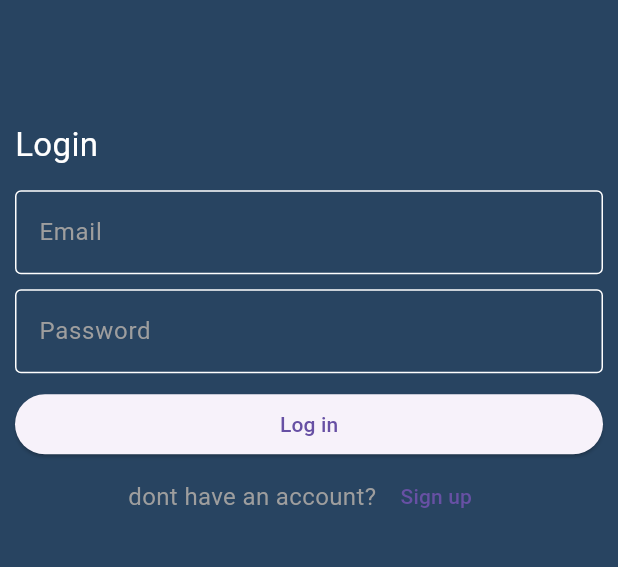
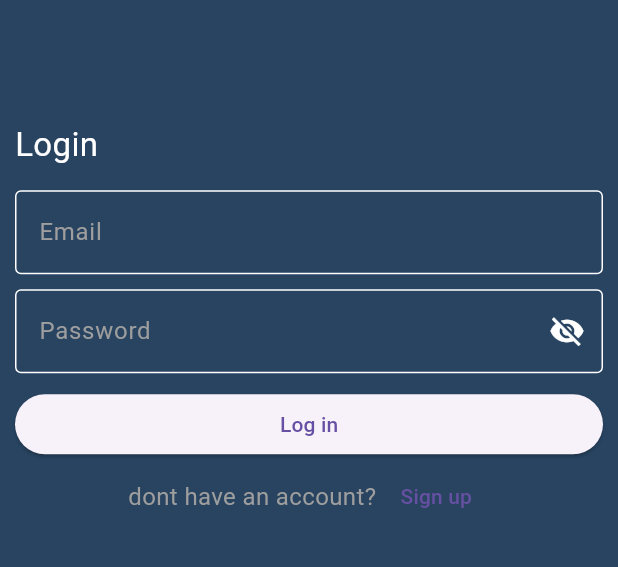
Before and after one commit to mostafa9011/chat-app, a Flutter app: the screen it shows after launch, on a phone screen of 412 x 824 dp, the part 341-908 px from its top. Run offline on Flutter 3.47's test engine with Material 3 defaults, Android fonts, the phone set to English and light mode, and no system bars; drawn by our look-alikes of modal_progress_hud_nsn; our stand-ins replace cloud_firestore, firebase_auth, firebase_core; accounts and stored records are empty.

Commit message:
finish app

```diff
--- /dev/null
+++ b/lib/constants.dart
@@ -0,0 +1,5 @@
+import 'package:flutter/material.dart';
+
+Color kPrimaryColor=const Color(0xff284461);
+String kImage='assets/images/scholar.png';
+String kmessagesCollection='messages';
--- /dev/null
+++ b/lib/fire_store.dart
@@ -0,0 +1,3 @@
+import 'package:cloud_firestore/cloud_firestore.dart';
+
+FirebaseFirestore db = FirebaseFirestore.instance;
--- a/lib/main.dart
+++ b/lib/main.dart
@@ -1,5 +1,5 @@
 import 'package:facebook_task/firebase_options.dart';
-import 'package:facebook_task/pages/home_page.dart';
+import 'package:facebook_task/pages/caht_page.dart';
 import 'package:facebook_task/pages/login_page.dart';
 import 'package:facebook_task/pages/signup_pages.dart';
 import 'package:firebase_core/firebase_core.dart';
@@ -23,7 +23,7 @@ class ChatApp extends StatelessWidget {
       routes: {
         LoginPage.id: (context) => const LoginPage(),
         SignupPage.id: (context) => const SignupPage(),
-        HomePage.id: (context) => const HomePage(),
+        ChatPage.id: (context) =>  ChatPage.ChatPage(),
       },
       initialRoute: LoginPage.id,
     );
--- a/lib/pages/login_page.dart
+++ b/lib/pages/login_page.dart
@@ -1,6 +1,7 @@
 import 'dart:developer';
 
-import 'package:facebook_task/pages/home_page.dart';
+import 'package:facebook_task/constants.dart';
+import 'package:facebook_task/pages/caht_page.dart';
 import 'package:facebook_task/pages/signup_pages.dart';
 import 'package:facebook_task/widgets/custom_text_feild.dart';
 import 'package:facebook_task/widgets/custum_button.dart';
@@ -18,9 +19,7 @@ class LoginPage extends StatefulWidget {
 
 class _LoginPageState extends State<LoginPage> {
   late String email, password;
-
-  bool isLoaded = false;
-
+   bool isLoaded = false;
   GlobalKey<FormState> formKey = GlobalKey();
 
   @override
@@ -28,7 +27,7 @@ class _LoginPageState extends State<LoginPage> {
     return ModalProgressHUD(
       inAsyncCall: isLoaded,
       child: Scaffold(
-        backgroundColor: const Color(0xff284461),
+        backgroundColor: kPrimaryColor,
         body: Padding(
           padding: const EdgeInsets.symmetric(horizontal: 10),
           child: Form(
@@ -61,7 +60,7 @@ class _LoginPageState extends State<LoginPage> {
                   },
                 ),
                 const SizedBox(height: 10),
-                CustomTextFeild(
+                CustomPasswordTextFeild(
                   text: 'Password',
                   onChanged: (value) {
                     password = value;
@@ -91,7 +90,8 @@ class _LoginPageState extends State<LoginPage> {
                         );
                         log('success Login => ${credential.user!.email}');
                         // ignore: use_build_context_synchronously
-                        Navigator.pushReplacementNamed(context, HomePage.id);
+                        Navigator.pushReplacementNamed(context, ChatPage.id,
+                            arguments: email);
                       } on FirebaseAuthException catch (e) {
                         setState(() {
                           isLoaded = false;
--- a/lib/pages/signup_pages.dart
+++ b/lib/pages/signup_pages.dart
@@ -1,5 +1,6 @@
 import 'dart:developer';
 
+import 'package:facebook_task/constants.dart';
 import 'package:facebook_task/pages/login_page.dart';
 import 'package:facebook_task/widgets/custom_text_feild.dart';
 import 'package:facebook_task/widgets/custum_button.dart';
@@ -25,7 +26,7 @@ class _SignupPageState extends State<SignupPage> {
     return ModalProgressHUD(
       inAsyncCall: isLoaded,
       child: Scaffold(
-        backgroundColor: const Color(0xff284461),
+        backgroundColor: kPrimaryColor,
         body: Padding(
           padding: const EdgeInsets.symmetric(horizontal: 10),
           child: Form(
@@ -58,7 +59,7 @@ class _SignupPageState extends State<SignupPage> {
                   },
                 ),
                 const SizedBox(height: 10),
-                CustomTextFeild(
+                CustomPasswordTextFeild(
                   text: 'Password',
                   onChanged: (value) {
                     password = value;
--- a/lib/widgets/custom_text_feild.dart
+++ b/lib/widgets/custom_text_feild.dart
@@ -1,8 +1,12 @@
 import 'package:flutter/material.dart';
 
 class CustomTextFeild extends StatelessWidget {
-  const CustomTextFeild(
-      {super.key, required this.text, required this.onChanged});
+  const CustomTextFeild({
+    super.key,
+    required this.text,
+    required this.onChanged,
+  });
+
   final String text;
   final Function(String) onChanged;
   @override
@@ -25,3 +29,59 @@ class CustomTextFeild extends StatelessWidget {
     );
   }
 }
+
+class CustomPasswordTextFeild extends StatefulWidget {
+  CustomPasswordTextFeild({
+    super.key,
+    required this.text,
+    required this.onChanged,
+  });
+  final String text;
+  final Function(String) onChanged;
+
+  @override
+  State<CustomPasswordTextFeild> createState() =>
+      _CustomPasswordTextFeildState();
+}
+
+class _CustomPasswordTextFeildState extends State<CustomPasswordTextFeild> {
+  bool obscureText = true;
+
+  @override
+  Widget build(BuildContext context) {
+    return TextFormField(
+      obscureText: obscureText,
+      validator: (value) {
+        if (value == '') return 'field required !';
+      },
+      onChanged: widget.onChanged,
+      decoration: InputDecoration(
+        enabledBorder: const OutlineInputBorder(
+          borderSide: BorderSide(color: Colors.white),
+        ),
+        focusedBorder: const OutlineInputBorder(
+          borderSide: BorderSide(color: Colors.blue),
+        ),
+        hintText: widget.text,
+        hintStyle: const TextStyle(color: Colors.grey),
+        suffixIcon: obscureText
+            ? IconButton(
+                onPressed: () {
+                  setState(() {
+                    obscureText = false;
+                  });
+                },
+                icon: const Icon(Icons.visibility_off,color: Colors.white,),
+              )
+            : IconButton(
+                onPressed: () {
+                  setState(() {
+                    obscureText = true;
+                  });
+                },
+                icon: const Icon(Icons.visibility,color: Colors.white,),
+              ),
+      ),
+    );
+  }
+}
--- a/pubspec.yaml
+++ b/pubspec.yaml
@@ -38,6 +38,7 @@ dependencies:
   firebase_core: ^2.25.4
   firebase_auth: ^4.17.4
   modal_progress_hud_nsn: ^0.5.1
+  cloud_firestore: ^4.15.4
 
 dev_dependencies:
   flutter_test:
```
Also changed, not shown: lib/models/message_model.dart (added, +8 -0 lines), lib/pages/caht_page.dart (added, +148 -0 lines), lib/pages/home_page.dart (deleted, +0 -14 lines), lib/widgets/bubble_message.dart (added, +58 -0 lines), pubspec.lock, 5 other files.
